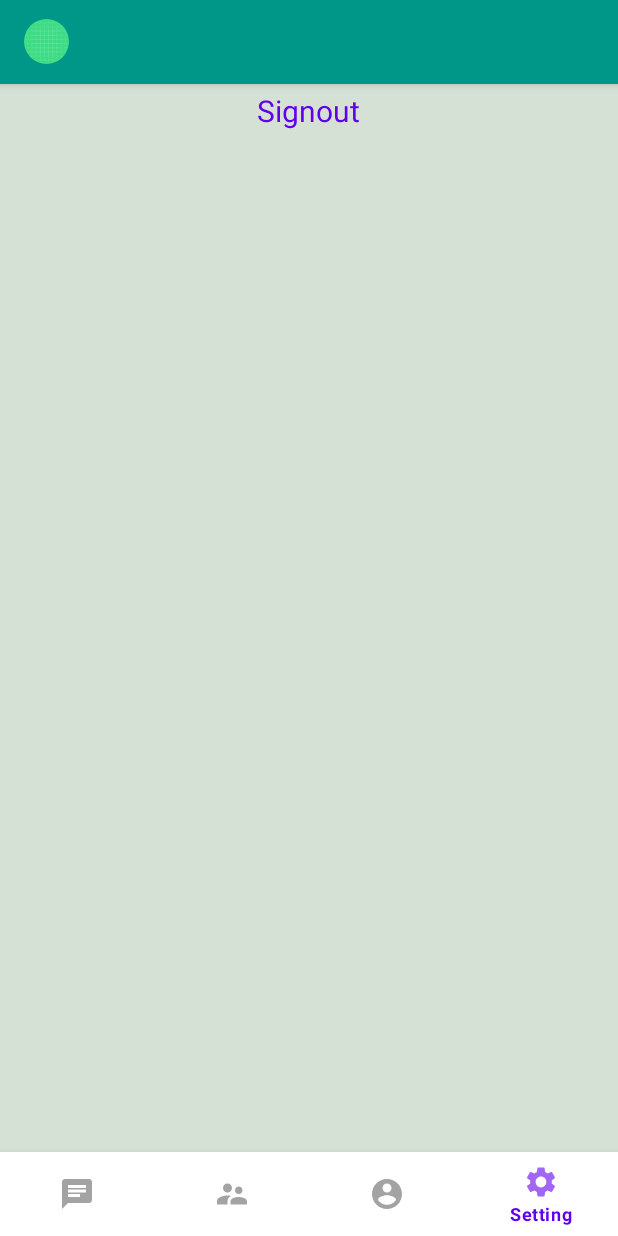
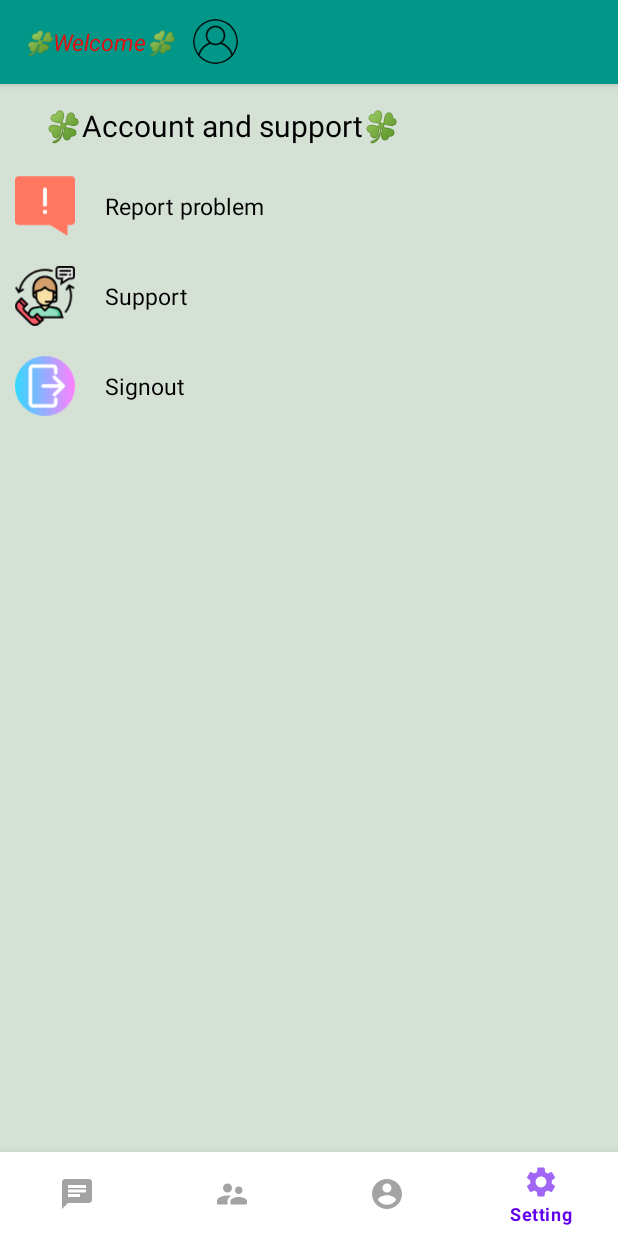
Before and after one commit to trancutuad/ChatOn, an Android app: the MainActivity3 screen opened directly, with no data from a screen before it, item 4 of the bottom bar chosen, on a phone screen of 412 x 824 dp. Run offline under Robolectric (Android 15) with nearby library versions, the phone set to English and light mode, and no system bars; our stand-ins replace CircleImageView, Firebase (no records; nobody signed in at launch, a user with empty details on screens opened directly), Picasso; 3 statements that could not run were skipped.

Commit message:
cap nhap them status sửa lỗi upload image update lại

```diff
--- a/app/src/main/java/vn/poly/chaton/Fragments/ProfileFragment.java
+++ b/app/src/main/java/vn/poly/chaton/Fragments/ProfileFragment.java
@@ -80,7 +80,7 @@ public class ProfileFragment extends Fragment {
                 username.setText(user.getUsername());
 
                 if (user.getImageURL().equals("default")) {
-                    image_profile.setImageResource(R.drawable.ic_action_users);
+                    image_profile.setImageResource(R.drawable.userprofile);
                 } else {
                     Picasso.with(getContext()).load(user.getImageURL()).into(image_profile);
                 }
--- a/app/src/main/java/vn/poly/chaton/MainActivity3.java
+++ b/app/src/main/java/vn/poly/chaton/MainActivity3.java
@@ -61,7 +61,7 @@ public class MainActivity3 extends AppCompatActivity {
                 username.setText(user.getUsername());
 
                 if (user.getImageURL().equals("default")){
-                    profile_image.setImageResource(R.mipmap.ic_launcher);
+                    profile_image.setImageResource(R.drawable.userprofile);
                 }else {
                     Picasso.with(MainActivity3.this).load(user.getImageURL()).into(profile_image);
                 }
--- a/app/src/main/java/vn/poly/chaton/adapter/UserAdapter.java
+++ b/app/src/main/java/vn/poly/chaton/adapter/UserAdapter.java
@@ -46,7 +46,7 @@ public class UserAdapter extends RecyclerView.Adapter<UserAdapter.ViewHolder> {
     User user = mUsers.get(position);
     holder.username.setText(user.getUsername());
     if (user.getImageURL().equals("default")){
-            holder.profile_image.setImageResource(R.drawable.ic_action_iconuser);
+            holder.profile_image.setImageResource(R.drawable.userprofile);
         }else {
         Picasso.with(mContext).load(user.getImageURL()).into(holder.profile_image);
     }
--- a/app/src/main/res/layout/activity_main3.xml
+++ b/app/src/main/res/layout/activity_main3.xml
@@ -17,15 +17,24 @@
             android:layout_width="match_parent"
             android:layout_height="wrap_content">
 
+            <TextView
+                android:textColor="#E30E0E"
+                android:textSize="15dp"
+                android:textStyle="italic"
+                android:id="@+id/abc"
+                android:text="🍀Welcome🍀   "
+                android:layout_width="wrap_content"
+                android:layout_height="wrap_content"/>
+
             <de.hdodenhof.circleimageview.CircleImageView
                 android:layout_width="30dp"
                 android:layout_height="30dp"
-                android:src="@drawable/ic_launcher_background"
+                android:src="@drawable/userprofile"
                 android:id="@+id/profile_image"/>
 
             <TextView
                 android:textStyle="bold"
-                android:layout_marginLeft="20dp"
+                android:layout_marginLeft="24dp"
                 android:id="@+id/tvusername"
                 android:layout_width="wrap_content"
                 android:layout_height="wrap_content"
--- a/app/src/main/res/layout/fragment_setting.xml
+++ b/app/src/main/res/layout/fragment_setting.xml
@@ -1,18 +1,90 @@
 <?xml version="1.0" encoding="utf-8"?>
-<FrameLayout xmlns:android="http://schemas.android.com/apk/res/android"
+<LinearLayout xmlns:android="http://schemas.android.com/apk/res/android"
     xmlns:tools="http://schemas.android.com/tools"
     android:layout_width="match_parent"
     android:layout_height="wrap_content"
     android:paddingTop="60dp"
+    android:orientation="vertical"
     tools:context=".Fragments.SettingFragment">
 
+    <LinearLayout
+        android:padding="10dp"
+        android:paddingLeft="20dp"
+        android:layout_gravity="center"
+        android:layout_width="match_parent"
+        android:layout_height="wrap_content">
+
+        <TextView
+            android:paddingLeft="20dp"
+            android:layout_gravity="center"
+            android:textColor="@color/black"
+            android:textSize="20sp"
+            android:text="🍀Account and support🍀"
+            android:layout_width="wrap_content"
+            android:layout_height="wrap_content"/>
+    </LinearLayout>
+
+    <LinearLayout
+        android:padding="10dp"
+        android:paddingLeft="20dp"
+        android:layout_gravity="center"
+        android:layout_width="match_parent"
+        android:layout_height="wrap_content">
+
+        <ImageView
+            android:layout_width="40dp"
+            android:layout_height="40dp"
+            android:src="@drawable/report"/>
     <TextView
-        android:id="@+id/tv_logout"
+        android:paddingLeft="20dp"
         android:layout_gravity="center"
-        android:textColor="@color/purple_500"
-        android:textSize="20sp"
-        android:text="Signout"
+        android:textColor="@color/black"
+        android:textSize="15sp"
+        android:text="Report problem"
         android:layout_width="wrap_content"
         android:layout_height="wrap_content"/>
+    </LinearLayout>
 
-</FrameLayout>
+    <LinearLayout
+        android:padding="10dp"
+        android:paddingLeft="20dp"
+        android:layout_gravity="center"
+        android:layout_width="match_parent"
+        android:layout_height="wrap_content">
+
+        <ImageView
+            android:layout_width="40dp"
+            android:layout_height="40dp"
+            android:src="@drawable/support"/>
+        <TextView
+            android:paddingLeft="20dp"
+            android:layout_gravity="center"
+            android:textColor="@color/black"
+            android:textSize="15sp"
+            android:text="Support"
+            android:layout_width="wrap_content"
+            android:layout_height="wrap_content"/>
+    </LinearLayout>
+
+    <LinearLayout
+        android:padding="10dp"
+        android:paddingLeft="20dp"
+        android:layout_gravity="center"
+        android:layout_width="match_parent"
+        android:layout_height="wrap_content">
+        <ImageView
+            android:layout_width="40dp"
+            android:layout_height="40dp"
+            android:src="@drawable/logout"/>
+        <TextView
+            android:id="@+id/tv_logout"
+            android:paddingLeft="20dp"
+            android:layout_gravity="center"
+            android:textColor="@color/black"
+            android:textSize="15sp"
+            android:text="Signout"
+            android:layout_width="wrap_content"
+            android:layout_height="wrap_content"/>
+    </LinearLayout>
+
+</LinearLayout>
--- a/app/src/main/res/layout/user_item.xml
+++ b/app/src/main/res/layout/user_item.xml
@@ -6,6 +6,7 @@
     android:layout_height="wrap_content">
 
     <de.hdodenhof.circleimageview.CircleImageView
+        android:paddingLeft="0dp"
         android:id="@+id/profile_image"
         android:layout_width="50dp"
         android:layout_height="50dp"
@@ -14,7 +15,7 @@
         android:paddingLeft="10dp"
         android:id="@+id/username"
         android:layout_toRightOf="@id/profile_image"
-        android:layout_width="match_parent"
+        android:layout_width="wrap_content"
         android:layout_height="wrap_content"
         android:paddingTop="15dp"
         android:text="Username"
```
Also changed, not shown: app/src/main/java/vn/poly/chaton/LoginActivity.java (+27 -0 lines), app/src/main/res/layout/activity_login.xml (+13 -0 lines), app/src/main/res/drawable-mdpi/support.png (added), app/src/main/res/drawable/logout.png (added), app/src/main/res/drawable/report.png (added), app/src/main/res/drawable/userprofile.png (added).
